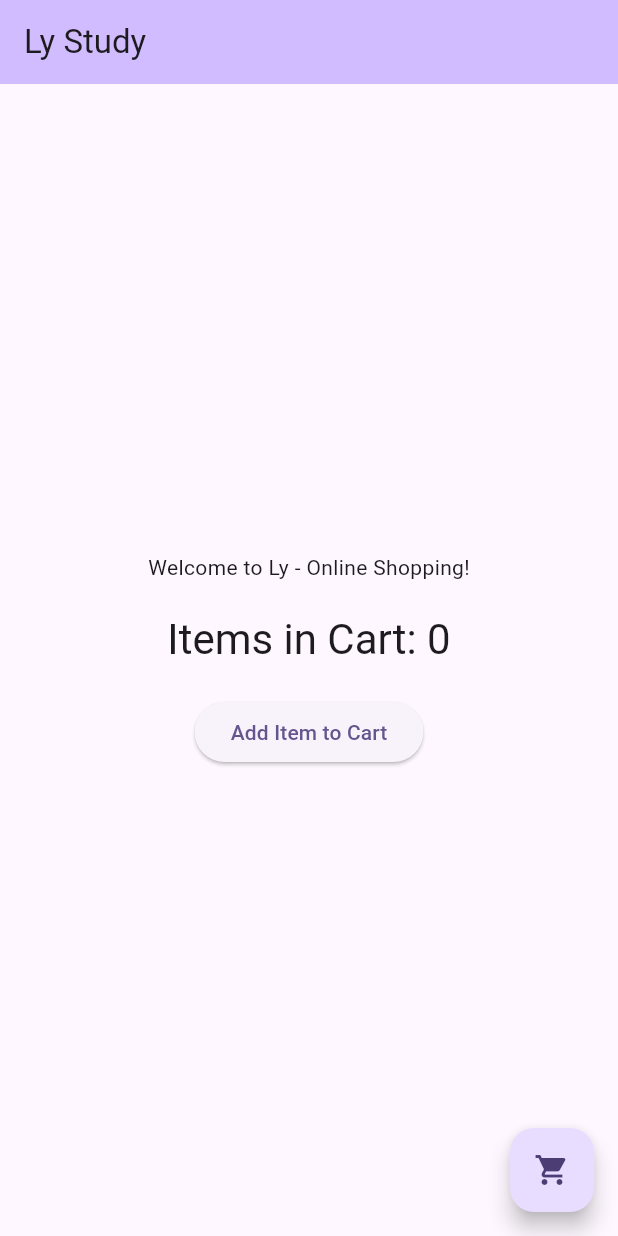
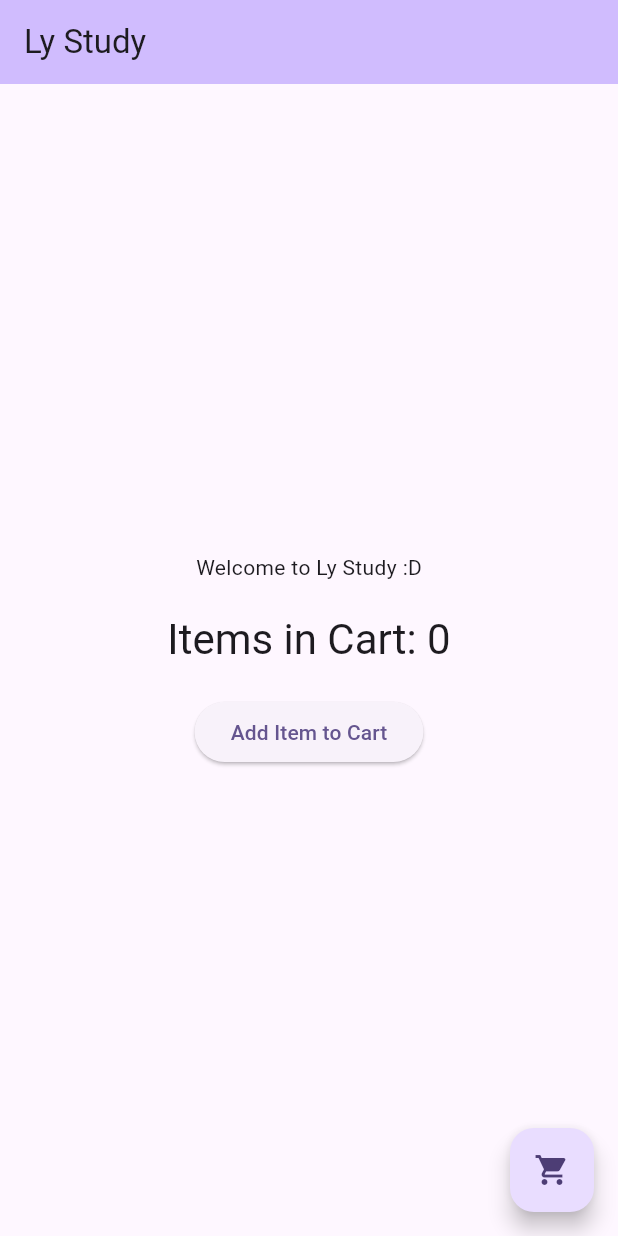
Before and after one commit to LyAmurus/Ly-Flutter, a Flutter app: the screen it shows after launch, on a phone screen of 412 x 824 dp. Run offline on Flutter 3.47's test engine with Material 2 defaults, Android fonts, the light colour scheme and no system bars.

Commit message:
Perubahan Nama

```diff
--- a/lib/main.dart
+++ b/lib/main.dart
@@ -10,7 +10,7 @@ class MyApp extends StatelessWidget {
   @override
   Widget build(BuildContext context) {
     return MaterialApp(
-      title: 'Ly - Online Shopping',
+      title: 'Ly Study',
       theme: ThemeData(
         colorScheme: ColorScheme.fromSeed(seedColor: const Color.fromARGB(255, 75, 71, 82)),
         useMaterial3: true,
@@ -50,7 +50,7 @@ class _ShoppingHomePageState extends State<ShoppingHomePage> {
           mainAxisAlignment: MainAxisAlignment.center,
           children: <Widget>[
             const Text(
-              'Welcome to Ly - Online Shopping!',
+              'Welcome to Ly Study :D',
             ),
             const SizedBox(height: 20),
             Text(
```
